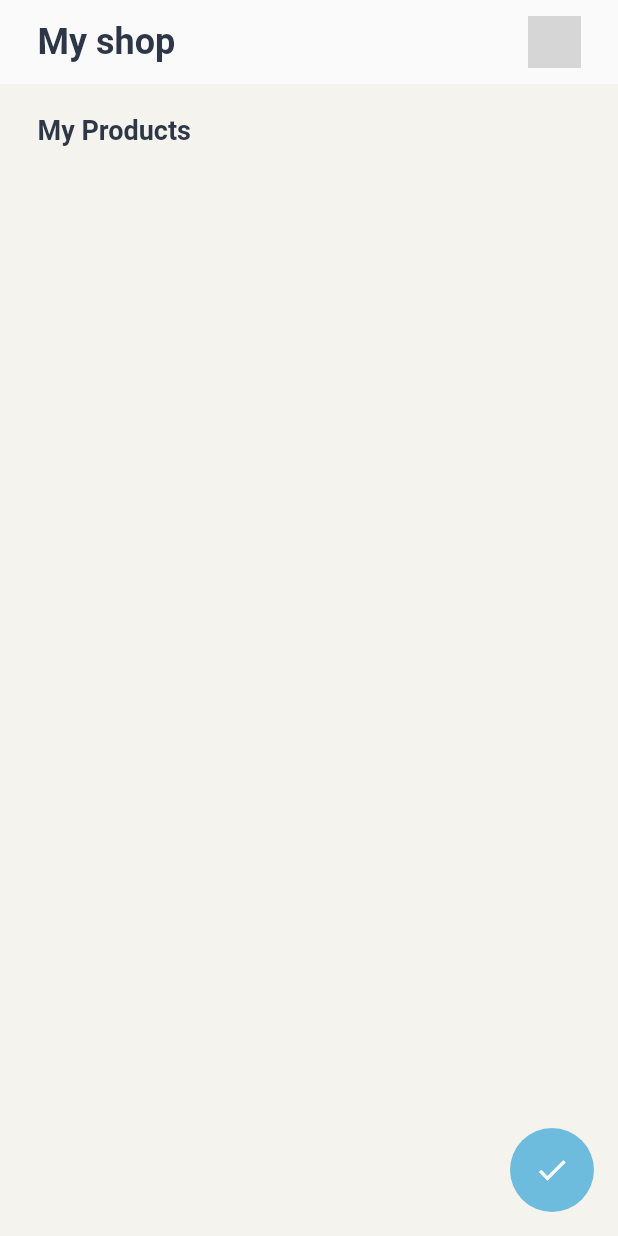
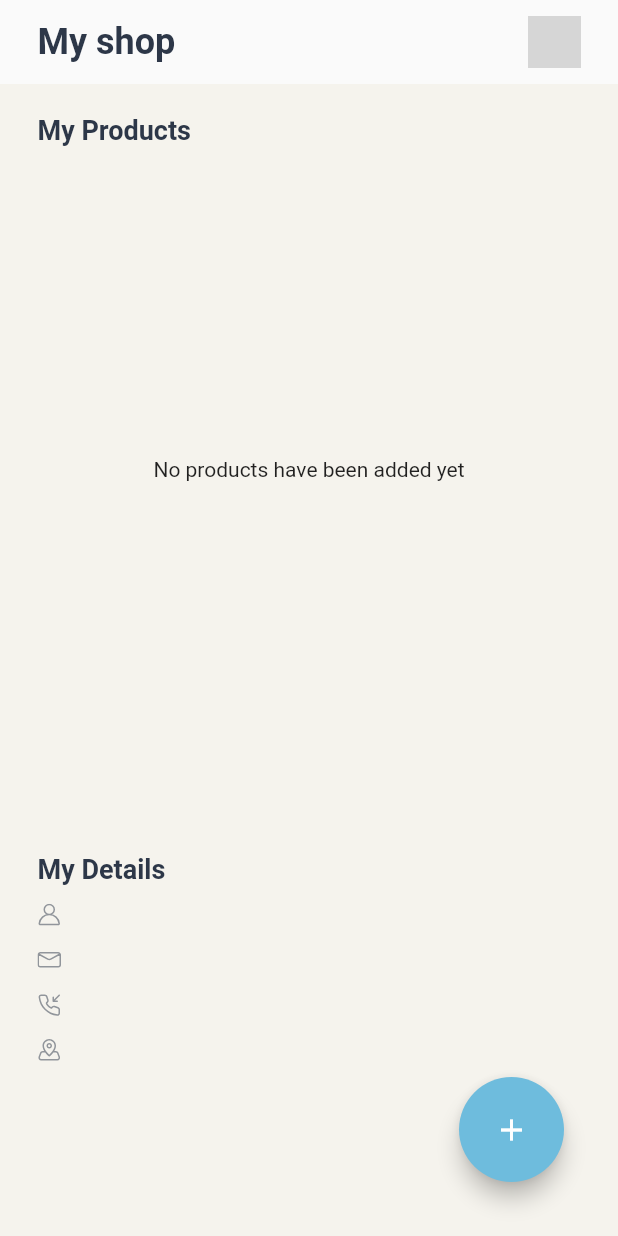
Before and after one commit to desh-woes/Project-Zora, a Flutter app: the screen it shows after launch, after a tap on "List Products (Merchant)", on a phone screen of 412 x 824 dp. Run offline on Flutter 3.47's test engine with Material 2 defaults, Android fonts, the phone set to English and light mode, and no system bars; our stand-ins replace cloud_firestore, firebase_auth, firebase_core, firebase_storage, flutter_spinkit, flutter_svg and 2 more; accounts and stored records are empty; network calls fail; grey boxes are pictures that could not be loaded.

```diff
--- a/lib/models/product.dart
+++ b/lib/models/product.dart
@@ -4,10 +4,12 @@ class Product {
   final String productName;
   final String productPrice;
   final String onlineOrderLocation;
-  final String productImageUrl;
+  final String productImageUrl1;
+  final String productImageUrl2;
+  final String productImageUrl3;
   final String productStoreName;
   final String productStoreLocation;
-  final String productDeliveryFee;
+  final String productState;
   final String searchKey;
   final String productStoreNumber;
 
@@ -17,10 +19,12 @@ class Product {
       this.productName,
       this.productPrice,
       this.onlineOrderLocation,
-      this.productImageUrl,
+      this.productImageUrl1,
+      this.productImageUrl2,
+      this.productImageUrl3,
       this.productStoreName,
       this.productStoreLocation,
-      this.productDeliveryFee,
+      this.productState,
       this.searchKey,
       this.productStoreNumber});
 }
--- /dev/null
+++ b/lib/screens/product_listing/merchant_products/product_list.dart
@@ -0,0 +1,31 @@
+import 'package:flutter/cupertino.dart';
+import 'package:flutter/material.dart';
+import 'package:project_zora/models/product.dart';
+import 'package:project_zora/screens/product_listing/merchant_products/product_tile.dart';
+
+class ProductList extends StatefulWidget {
+  final List<Product> products;
+
+  ProductList({this.products});
+
+  @override
+  _ProductListState createState() => _ProductListState();
+}
+
+class _ProductListState extends State<ProductList> {
+  @override
+  Widget build(BuildContext context) {
+    return CupertinoScrollbar(
+      child: ListView.builder(
+        scrollDirection: Axis.vertical,
+        shrinkWrap: true,
+        itemCount: widget.products.length,
+        itemBuilder: (context, index) {
+          return ProductTile(
+            product: widget.products[index],
+          );
+        },
+      ),
+    );
+  }
+}
--- /dev/null
+++ b/lib/screens/product_listing/merchant_products/view_products.dart
@@ -0,0 +1,32 @@
+import 'package:firebase_auth/firebase_auth.dart';
+import 'package:flutter/material.dart';
+import 'package:project_zora/models/product.dart';
+import 'package:project_zora/screens/product_listing/merchant_products/product_list.dart';
+import 'package:project_zora/services/database_service.dart';
+import 'package:project_zora/shared/filter_product_list.dart';
+import 'package:provider/provider.dart';
+
+class ViewProducts extends StatelessWidget {
+  @override
+  Widget build(BuildContext context) {
+    return StreamBuilder<List<Product>>(
+      stream: DatabaseService().products,
+      initialData: [],
+      builder: (context, snapshot) {
+        if (snapshot.hasData) {
+          final user = context.watch<User>();
+          List<Product> filteredProducts =
+              FilterProductList(uid: user.uid, productList: snapshot.data)
+                  .filterProductList();
+
+          if (filteredProducts.isNotEmpty) {
+            return ProductList(
+              products: filteredProducts,
+            );
+          }
+        }
+        return Center(child: Text("No products have been added yet"));
+      },
+    );
+  }
+}
--- a/lib/screens/product_listing/merchant_profile.dart
+++ b/lib/screens/product_listing/merchant_profile.dart
@@ -1,9 +1,9 @@
 import 'package:flutter/material.dart';
+import 'package:flutter_svg/flutter_svg.dart';
 import 'package:project_zora/models/merchant.dart';
-import 'package:project_zora/services/authentication_service.dart';
+import 'package:project_zora/screens/product_listing/merchant_products/view_products.dart';
 import 'package:project_zora/shared/constants.dart';
 import 'package:project_zora/shared/profile_pic.dart';
-import 'package:provider/provider.dart';
 
 class MerchantProfile extends StatelessWidget {
   final MerchantData merchantData;
@@ -58,18 +58,85 @@ class MerchantProfile extends StatelessWidget {
                 fontWeight: FontWeight.w600,
               ),
             ),
+            Padding(padding: const EdgeInsets.all(5)),
+            Container(
+                constraints: BoxConstraints(
+                    minHeight: MediaQuery.of(context).size.height / 5,
+                    minWidth: double.infinity,
+                    maxHeight: MediaQuery.of(context).size.height / 2),
+                child: ViewProducts()),
+            Padding(padding: const EdgeInsets.all(25)),
+            Text(
+              "My Details",
+              style: TextStyle(
+                color: fontType,
+                fontSize: 18,
+                fontWeight: FontWeight.w600,
+              ),
+            ),
+            Padding(padding: const EdgeInsets.all(5)),
+            Row(
+              children: <Widget>[
+                SvgPicture.asset("images/business_name.svg"),
+                Padding(padding: const EdgeInsets.all(10)),
+                Expanded(
+                    child: Text(
+                  merchantData.merchantName,
+                  style: detailsStyle,
+                ))
+              ],
+            ),
+            Padding(padding: const EdgeInsets.all(5)),
+            Row(
+              children: <Widget>[
+                SvgPicture.asset("images/email_address.svg"),
+                Padding(padding: const EdgeInsets.all(10)),
+                Expanded(
+                    child: Text(
+                  merchantData.email,
+                  style: detailsStyle,
+                ))
+              ],
+            ),
+            Padding(padding: const EdgeInsets.all(5)),
+            Row(
+              children: <Widget>[
+                SvgPicture.asset("images/phone_number.svg"),
+                Padding(padding: const EdgeInsets.all(10)),
+                Expanded(
+                    child: Text(
+                  merchantData.phoneNumber,
+                  style: detailsStyle,
+                ))
+              ],
+            ),
+            Padding(padding: const EdgeInsets.all(5)),
+            Row(
+              children: <Widget>[
+                SvgPicture.asset("images/location.svg"),
+                Padding(padding: const EdgeInsets.all(10)),
+                Expanded(
+                    child: Text(
+                  merchantData.address,
+                  style: detailsStyle,
+                ))
+              ],
+            )
           ],
         ),
       ),
-      floatingActionButton: new FloatingActionButton(
-        elevation: 0.0,
-        child: new Icon(Icons.check),
-        backgroundColor: thotBlue,
-        onPressed: () async {
-          // TODO: Implement navigation to the add products page
-          await context.read<AuthenticationService>().signOut();
-          print("Pressed");
-        },
+      floatingActionButton: Container(
+        height: 70,
+        width: 70,
+        margin: const EdgeInsets.only(right: 20.0, bottom: 20.0),
+        child: new FloatingActionButton(
+          // elevation: 0.0,
+          child: new Icon(Icons.add),
+          backgroundColor: thotBlue,
+          onPressed: () async {
+            Navigator.pushNamed(context, "/addProduct");
+          },
+        ),
       ),
     );
   }
--- a/lib/shared/constants.dart
+++ b/lib/shared/constants.dart
@@ -25,3 +25,7 @@ final InputDecoration registrationInputDecoration = InputDecoration(
     border: OutlineInputBorder(
       borderRadius: BorderRadius.all(Radius.circular(10)),
     ));
+
+final TextStyle detailsStyle = TextStyle(
+  color: fontType.withOpacity(0.85),
+);
--- /dev/null
+++ b/lib/shared/filter_product_list.dart
@@ -0,0 +1,18 @@
+import 'package:project_zora/models/product.dart';
+
+class FilterProductList {
+  String uid;
+  List<Product> productList;
+
+  FilterProductList({this.uid, this.productList});
+
+  List<Product> filterProductList() {
+    final result = <Product>[];
+    productList.forEach((product) {
+      if (product.uid == uid) {
+        result.add(product);
+      }
+    });
+    return result;
+  }
+}
```
Also changed, not shown: lib/screens/product_listing/merchant_products/product_tile.dart (added, +81 -0 lines), lib/services/database_service.dart (+14 -6 lines), images/business_name.svg (added), images/close.svg (added), images/email_address.svg (added), images/location.svg (added), images/phone_number.svg (added).
